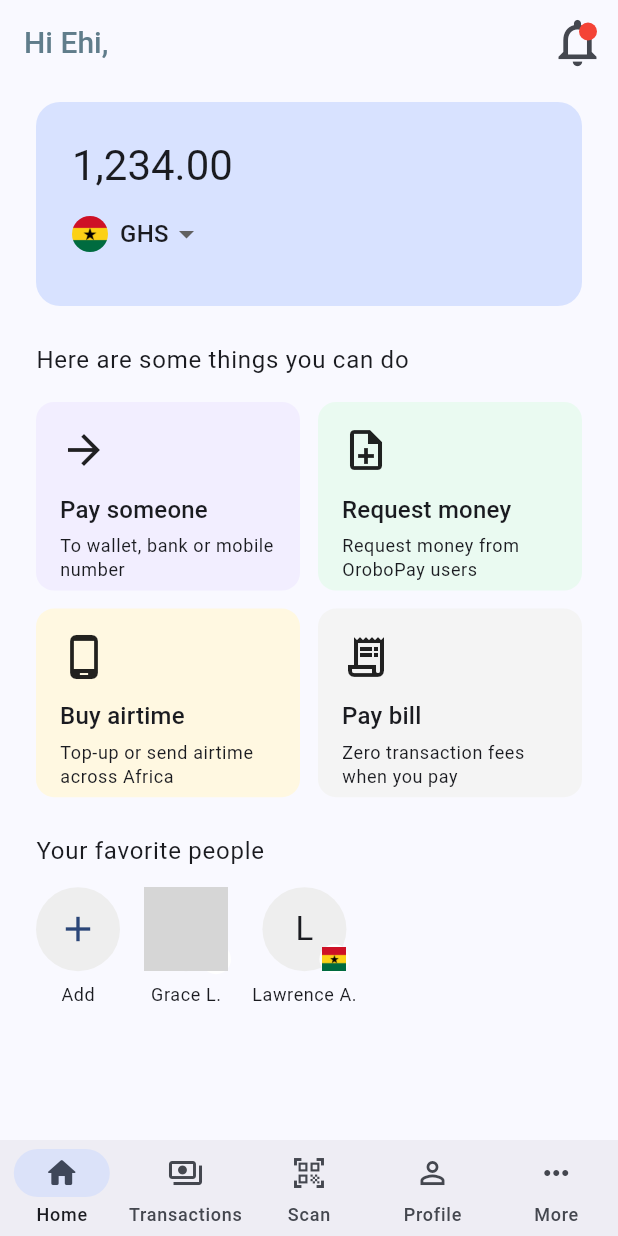
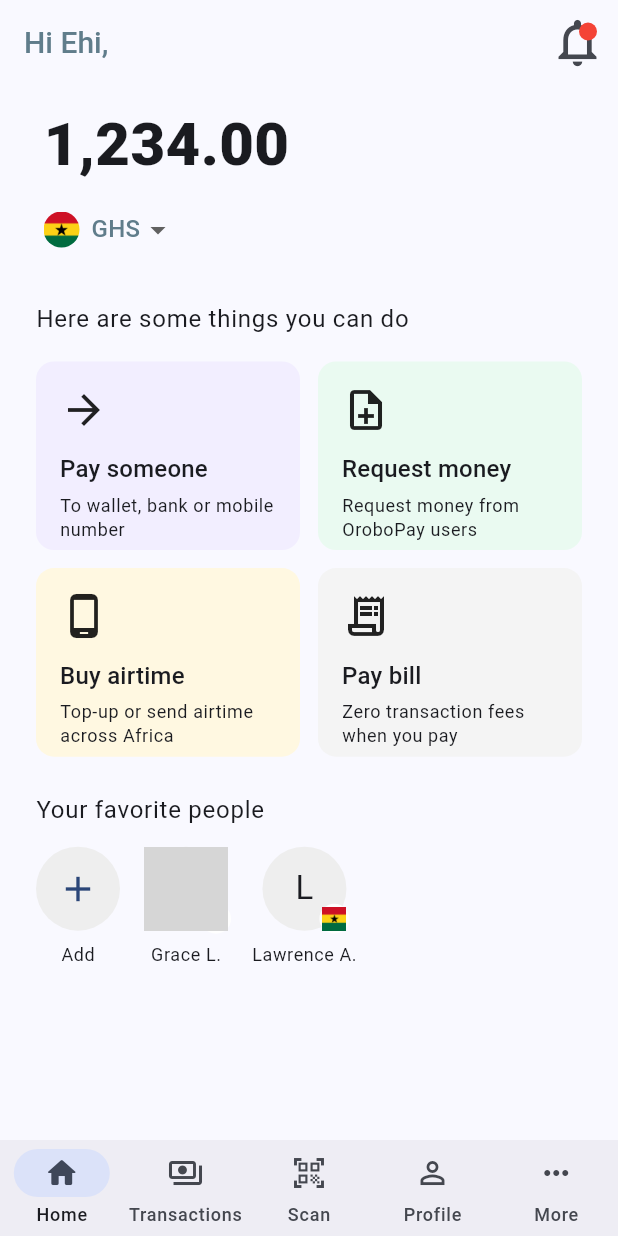
Before and after one commit to ChathuraJayakody/OroboPay, a Flutter app: the screen it shows after launch, on a phone screen of 412 x 824 dp. Run offline on Flutter 3.47's test engine with Material 3 defaults, Android fonts, the phone set to English and light mode, and no system bars; network calls fail; grey boxes are pictures that could not be loaded.

Commit message:
added styels to the balance card's texts

```diff
--- a/lib/Widgets/balance_card.dart
+++ b/lib/Widgets/balance_card.dart
@@ -7,12 +7,12 @@ class BalanceCard extends StatelessWidget {
 
   @override
   Widget build(BuildContext context) {
-    final color = Theme.of(context).colorScheme;
+    // final color = Colors.lightBlueAccent;
 
     return Container(
-      padding: const EdgeInsets.all(24),
+      padding: const EdgeInsets.only(left: 5),
       decoration: BoxDecoration(
-        color: color.primaryContainer,
+        // color: color,
         borderRadius: BorderRadius.circular(16),
       ),
       child: Row(
@@ -23,7 +23,10 @@ class BalanceCard extends StatelessWidget {
             children: [
               Text(
                 '1,234.00',
-                style: Theme.of(context).textTheme.headlineMedium,
+                style:
+                TextStyle(
+                  fontSize: 40,
+                  fontWeight: FontWeight.w900),
               ),
               const SizedBox(height: 4),
               Row(
@@ -41,8 +44,8 @@ class BalanceCard extends StatelessWidget {
                     value: country.code,
                     underline: const SizedBox.shrink(),
                     items: const [
-                      DropdownMenuItem(value: 'GH', child: Text('GHS')),
-                      DropdownMenuItem(value: 'US', child: Text('USD')),
+                      DropdownMenuItem(value: 'GH', child: Text('GHS',style: TextStyle(color: Colors.blueGrey),)),
+                      DropdownMenuItem(value: 'US', child: Text('USD', style: TextStyle(color: Colors.blueGrey),)),
                     ],
                     onChanged: (_) {},
                   ),
```
